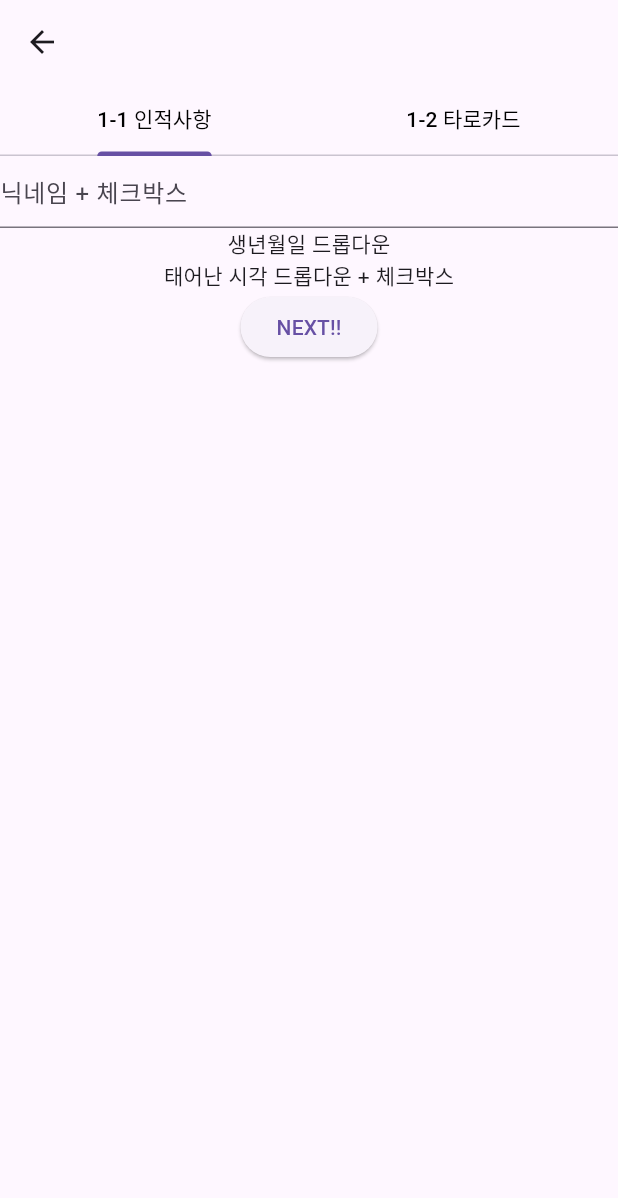
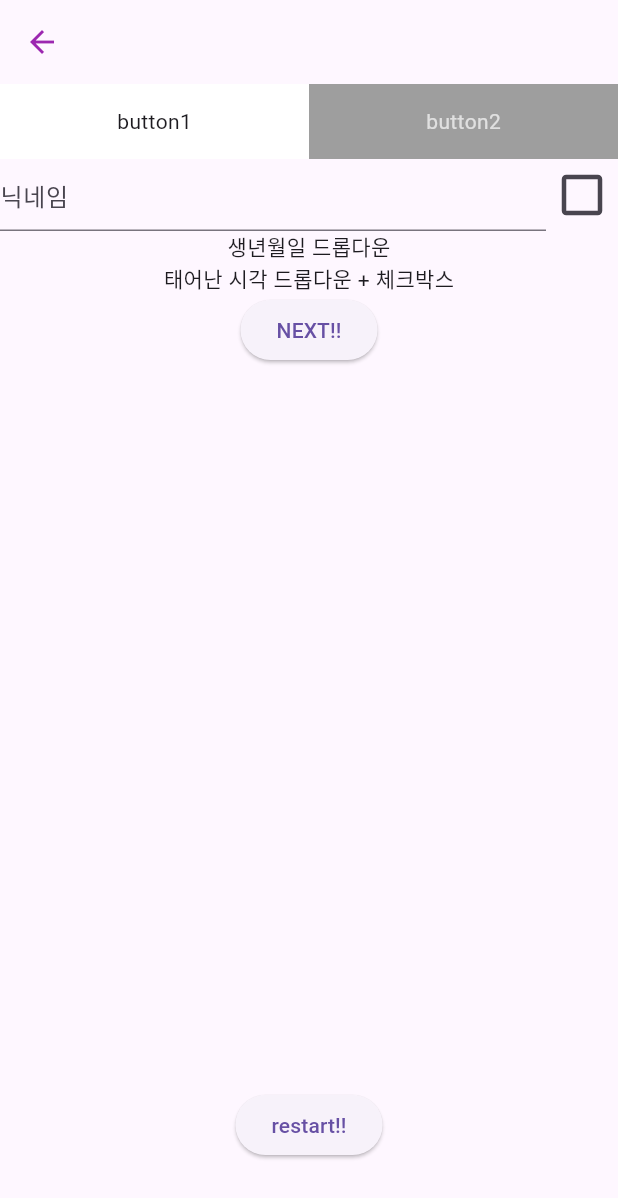
Before and after one commit to hongcheol5125/tarot_app, a Flutter app: the screen it shows after launch, after a tap on "START!!", on a phone screen of 412 x 824 dp. Shown: the top 1198 px of the screen. Run offline on Flutter 3.47's test engine with Material 2 defaults, Android fonts, the phone set to English and light mode, and no system bars; our stand-ins replace get, timer_builder.

Commit message:
ui까지 완성!!!

```diff
--- a/lib/pages/1_page/initial_page.dart
+++ b/lib/pages/1_page/initial_page.dart
@@ -54,7 +54,7 @@ class InitialPage extends GetWidget<InitialController> {
           ),
           ElevatedButton(
             onPressed: () {
-              Get.toNamed(Routes.CHECK_PAGE, arguments: 1);
+              Get.toNamed(Routes.CHECK_PAGE, arguments: 0);
             },
             child: Text('START!!'),
           ),
--- a/lib/pages/2_page/check_controller.dart
+++ b/lib/pages/2_page/check_controller.dart
@@ -1,16 +1,53 @@
+// import 'package:flutter/material.dart';
+// import 'package:get/get.dart';
+
+// class CheckController extends GetxController {
+// PageController checkController = PageController();
+// late Rx<int> pageIndex;
+// late int initialTab;
+
+// @override
+//   void onInit() {
+//     super.onInit();
+//     initialTab = Get.arguments;
+//     pageIndex = Rx(initialTab);
+//     checkController = PageController(initialPage: initialTab);
+//   }
+// }
+
 import 'package:flutter/material.dart';
 import 'package:get/get.dart';
 
 class CheckController extends GetxController {
-PageController checkController = PageController();
-late Rx<int> pageIndex;
-late int initialTab;
+  TextEditingController nicknameController = TextEditingController();
+  late PageController checkController;
+  late Rx<int> pageIndex;
+  bool? isChecked = false;
 
-@override
+  late int initialTab;
+
+  @override
   void onInit() {
     super.onInit();
     initialTab = Get.arguments;
     pageIndex = Rx(initialTab);
     checkController = PageController(initialPage: initialTab);
   }
+
+  checkBox() {
+    return Transform.scale(
+      scale: 1.5,
+      child: Checkbox(
+        activeColor: Colors.white,
+        checkColor: Colors.red,
+        value: isChecked,
+        onChanged: (value) {
+          // ignore: unused_element
+          setState(){
+            isChecked = value;
+          }
+        },
+      ),
+    );
+  }
 }
--- a/lib/pages/2_page/check_page.dart
+++ b/lib/pages/2_page/check_page.dart
@@ -1,75 +1,60 @@
 import 'package:flutter/material.dart';
 import 'package:get/get.dart';
-import 'package:tarot_app/routes/app_routes.dart';
 import 'package:timer_builder/timer_builder.dart';
+
+import '../../routes/app_routes.dart';
 import 'check_controller.dart';
 
 class CheckPage extends GetWidget<CheckController> {
-  TextEditingController nicknameController = TextEditingController();
-  CheckPage({super.key});
+  const CheckPage({super.key});
 
-  @override
-  Widget build(BuildContext context) {
-    DateTime date = DateTime.now().add(Duration(hours: 9));
-    return DefaultTabController(
-      initialIndex: 0,
-      length: 2,
-      child: Scaffold(
-        appBar: AppBar(
-          leading: IconButton(
-            onPressed: () {
-              Get.toNamed(Routes.INITIAL_PAGE);
-            },
-            icon: Icon(Icons.arrow_back),
-          ),
-          bottom: const TabBar(
-              tabs: <Widget>[
-                Tab(
-                  child: Text(
-                    '1-1 인적사항',
-                    style: TextStyle(color: Colors.black),
+  checkList() {
+    return Column(
+      children: [
+        Expanded(
+          child: Column(
+            children: [
+              Row(
+                children: [
+                  Expanded(
+                    child: TextField(
+                      controller: controller.nicknameController,
+                      decoration: InputDecoration(hintText: '닉네임'),
                     ),
                   ),
-                Tab(
-                  child: Text(
-                    '1-2 타로카드',
-                    style: TextStyle(color: Colors.black),
-                  ),
-                ),
+                  controller.checkBox(),
                 ],
-            ),
-        ),
-        body: TabBarView(
-          children: <Widget>[
-            Column(
-              children: [
-                TextField(
-                  controller: nicknameController,
-                  decoration: InputDecoration(hintText: '닉네임 + 체크박스'),
               ),
               Text('생년월일 드롭다운'),
               Text('태어난 시각 드롭다운 + 체크박스'),
               ElevatedButton(
                 onPressed: () {
-                   controller.checkController.page == 1;
+                  if (controller.checkController.hasClients) {
+                    controller.checkController.animateToPage(1,
+                        duration: Duration(milliseconds: 400),
+                        curve: Curves.easeInOut);
+                    controller.pageIndex.value = 1;
+                  }
                 },
                 child: Text('NEXT!!'),
               ),
             ],
           ),
-            Column(
+        ),
+        ElevatedButton(
+          onPressed: () {
+            Get.offAllNamed(Routes.INITIAL_PAGE);
+          },
+          child: Text('restart!!'),
+        ),
+        SizedBox(height: 50)
+      ],
+    );
+  }
+
+  cardList() {
+    return Column(
       children: [
-          SizedBox(height: 30),
-          Row(
-            mainAxisAlignment: MainAxisAlignment.spaceEvenly,
-            children: [
-              Text('투명한 텍스트(1-1 인적사항)'),
-              SizedBox(
-                width: 10,
-              ),
-              Text('큰 텍스트(1-2 타로카드)'),
-            ],
-          ),
         SizedBox(height: 30),
         Row(
           mainAxisAlignment: MainAxisAlignment.spaceEvenly,
@@ -111,6 +96,113 @@ class CheckPage extends GetWidget<CheckController> {
           child: Text('NEXT!!'),
         ),
       ],
+    );
+  }
+
+  @override
+  Widget build(BuildContext context) {
+    return SafeArea(
+      child: Scaffold(
+        appBar: AppBar(
+          leading: Obx(
+            () => IconButton(
+                onPressed: () {
+                  if (controller.checkController.hasClients) {
+                    if (controller.pageIndex.value == 1) {
+                      controller.checkController.animateToPage(0,
+                          duration: Duration(milliseconds: 400),
+                          curve: Curves.easeInOut);
+                      controller.pageIndex.value = 0;
+                    }else{
+                      Get.offAllNamed(Routes.INITIAL_PAGE);
+                    }
+                  }
+                },
+                icon: Icon(Icons.arrow_back),
+                color: controller.pageIndex.value == 0
+                    ? Colors.purple
+                    : Colors.purpleAccent),
+          ),
+        ),
+        body: Column(
+          children: [
+            Container(
+              child: Row(
+                mainAxisAlignment: MainAxisAlignment.spaceEvenly,
+                children: [
+                  Expanded(
+                    child: Obx(
+                      () => GestureDetector(
+                        onTap: () {
+                          if (controller.checkController.hasClients) {
+                            controller.checkController.animateToPage(0,
+                                duration: Duration(milliseconds: 400),
+                                curve: Curves.easeInOut);
+                            controller.pageIndex.value = 0;
+                          }
+                        },
+                        child: Container(
+                          height: 50,
+                          decoration: controller.pageIndex.value == 0
+                              ? const BoxDecoration(
+                                  color: Colors.white,
+                                )
+                              : const BoxDecoration(color: Colors.grey),
+                          alignment: Alignment.center,
+                          child: Text(
+                            'button1',
+                            style: TextStyle(
+                              color: controller.pageIndex.value == 0
+                                  ? null
+                                  : Colors.grey[300],
+                            ),
+                          ),
+                        ),
+                      ),
+                    ),
+                  ),
+                  Expanded(
+                    child: Obx(
+                      () => GestureDetector(
+                        onTap: () {
+                          if (controller.checkController.hasClients) {
+                            controller.checkController.animateToPage(1,
+                                duration: Duration(milliseconds: 400),
+                                curve: Curves.easeInOut);
+                            controller.pageIndex.value = 1;
+                          }
+                        },
+                        child: Container(
+                          height: 50,
+                          decoration: controller.pageIndex.value == 1
+                              ? const BoxDecoration(
+                                  color: Colors.white,
+                                )
+                              : const BoxDecoration(color: Colors.grey),
+                          alignment: Alignment.center,
+                          child: Text(
+                            'button2',
+                            style: TextStyle(
+                              color: controller.pageIndex.value == 1
+                                  ? null
+                                  : Colors.grey[300],
+                            ),
+                          ),
+                        ),
+                      ),
+                    ),
+                  ),
+                ],
+              ),
+            ),
+            Expanded(
+              child: PageView(
+                controller: controller.checkController,
+                children: <Widget>[
+                  checkList(),
+                  cardList(),
+                ],
+              ),
             ),
           ],
         ),
```
Lines whose indentation alone changed are shown as unchanged.
